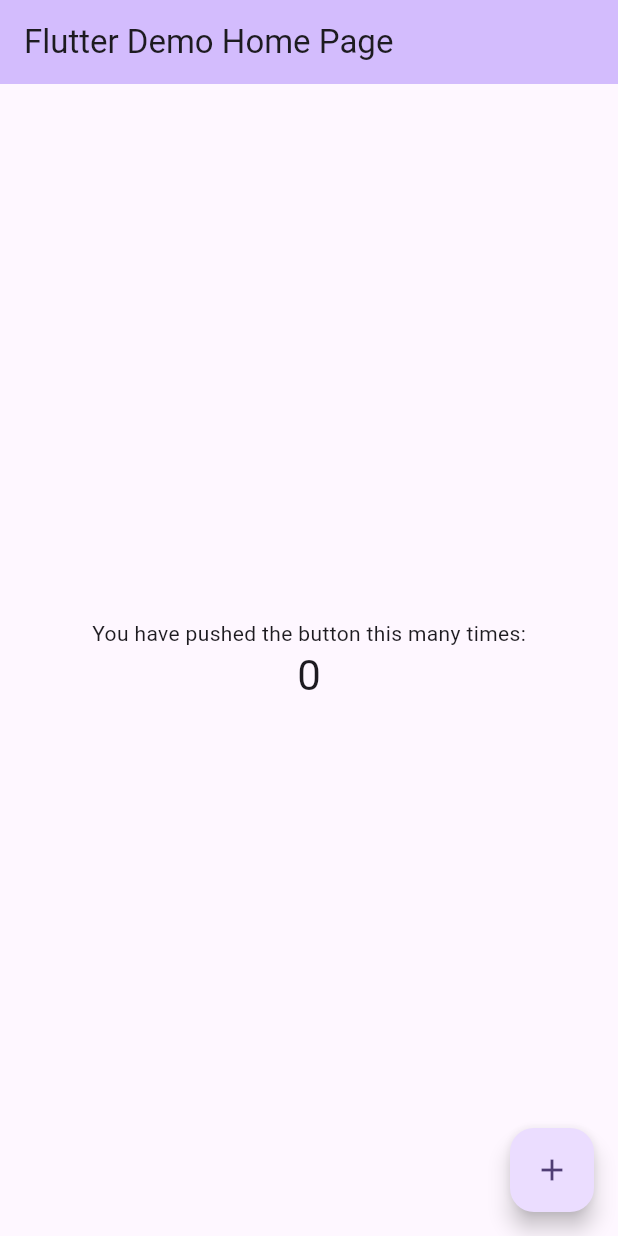
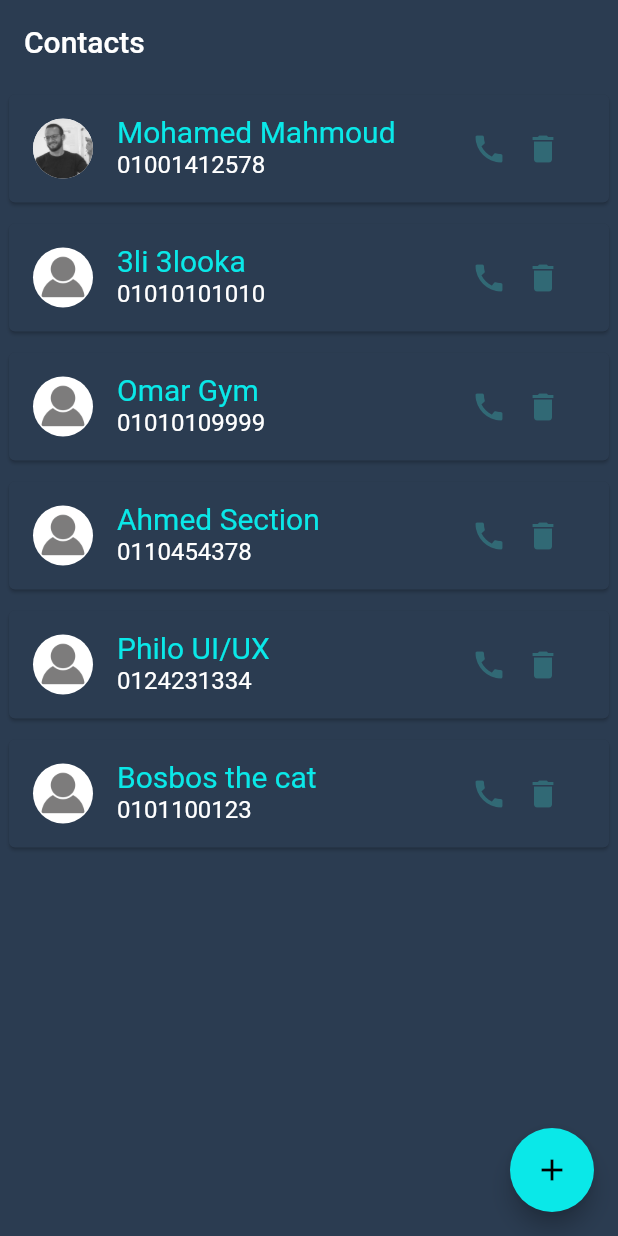
Before and after one commit to mohamedmahmoud95/flutter_course_session4, a Flutter app: the screen it shows after launch, on a phone screen of 412 x 824 dp. Run offline on Flutter 3.47's test engine with Material 2 defaults, Android fonts, the phone set to English and light mode, and no system bars.

Commit message:
added contacts_list example

```diff
--- a/lib/main.dart
+++ b/lib/main.dart
@@ -1,4 +1,5 @@
 import 'package:flutter/material.dart';
+import 'package:flutter_session4/screens/contact_list_screen.dart';
 
 void main() {
   runApp(const MyApp());
@@ -7,119 +8,11 @@ void main() {
 class MyApp extends StatelessWidget {
   const MyApp({super.key});
 
-  // This widget is the root of your application.
   @override
   Widget build(BuildContext context) {
     return MaterialApp(
-      title: 'Flutter Demo',
-      theme: ThemeData(
-        // This is the theme of your application.
-        //
-        // TRY THIS: Try running your application with "flutter run". You'll see
-        // the application has a blue toolbar. Then, without quitting the app,
-        // try changing the seedColor in the colorScheme below to Colors.green
-        // and then invoke "hot reload" (save your changes or press the "hot
-        // reload" button in a Flutter-supported IDE, or press "r" if you used
-        // the command line to start the app).
-        //
-        // Notice that the counter didn't reset back to zero; the application
-        // state is not lost during the reload. To reset the state, use hot
-        // restart instead.
-        //
-        // This works for code too, not just values: Most code changes can be
-        // tested with just a hot reload.
-        colorScheme: ColorScheme.fromSeed(seedColor: Colors.deepPurple),
-        useMaterial3: true,
-      ),
-      home: const MyHomePage(title: 'Flutter Demo Home Page'),
+      debugShowCheckedModeBanner: false,
+      home: ContactListScreen(),
     );
   }
 }
-
-class MyHomePage extends StatefulWidget {
-  const MyHomePage({super.key, required this.title});
-
-  // This widget is the home page of your application. It is stateful, meaning
-  // that it has a State object (defined below) that contains fields that affect
-  // how it looks.
-
-  // This class is the configuration for the state. It holds the values (in this
-  // case the title) provided by the parent (in this case the App widget) and
-  // used by the build method of the State. Fields in a Widget subclass are
-  // always marked "final".
-
-  final String title;
-
-  @override
-  State<MyHomePage> createState() => _MyHomePageState();
-}
-
-class _MyHomePageState extends State<MyHomePage> {
-  int _counter = 0;
-
-  void _incrementCounter() {
-    setState(() {
-      // This call to setState tells the Flutter framework that something has
-      // changed in this State, which causes it to rerun the build method below
-      // so that the display can reflect the updated values. If we changed
-      // _counter without calling setState(), then the build method would not be
-      // called again, and so nothing would appear to happen.
-      _counter++;
-    });
-  }
-
-  @override
-  Widget build(BuildContext context) {
-    // This method is rerun every time setState is called, for instance as done
-    // by the _incrementCounter method above.
-    //
-    // The Flutter framework has been optimized to make rerunning build methods
-    // fast, so that you can just rebuild anything that needs updating rather
-    // than having to individually change instances of widgets.
-    return Scaffold(
-      appBar: AppBar(
-        // TRY THIS: Try changing the color here to a specific color (to
-        // Colors.amber, perhaps?) and trigger a hot reload to see the AppBar
-        // change color while the other colors stay the same.
-        backgroundColor: Theme.of(context).colorScheme.inversePrimary,
-        // Here we take the value from the MyHomePage object that was created by
-        // the App.build method, and use it to set our appbar title.
-        title: Text(widget.title),
-      ),
-      body: Center(
-        // Center is a layout widget. It takes a single child and positions it
-        // in the middle of the parent.
-        child: Column(
-          // Column is also a layout widget. It takes a list of children and
-          // arranges them vertically. By default, it sizes itself to fit its
-          // children horizontally, and tries to be as tall as its parent.
-          //
-          // Column has various properties to control how it sizes itself and
-          // how it positions its children. Here we use mainAxisAlignment to
-          // center the children vertically; the main axis here is the vertical
-          // axis because Columns are vertical (the cross axis would be
-          // horizontal).
-          //
-          // TRY THIS: Invoke "debug painting" (choose the "Toggle Debug Paint"
-          // action in the IDE, or press "p" in the console), to see the
-          // wireframe for each widget.
-          mainAxisAlignment: MainAxisAlignment.center,
-          children: <Widget>[
-            const Text(
-              'You have pushed the button this many times:',
-            ),
-            Text(
-              '$_counter',
-              style: Theme.of(context).textTheme.headlineMedium,
-            ),
-          ],
-        ),
-      ),
-      floatingActionButton: FloatingActionButton(
-        onPressed: _incrementCounter,
-        tooltip: 'Increment',
-        child: const Icon(Icons.add),
-      ), // This trailing comma makes auto-formatting nicer for build methods.
-    );
-  }
-}
--- a/lib/model/contact.dart
+++ b/lib/model/contact.dart
@@ -2,16 +2,20 @@ class Contact {
   String name;
   String phoneNumber;
   String? imageUrl;
+  String? about;
   Contact({
     required this.name,
     required this.phoneNumber,
     this.imageUrl,
+    this.about
 });
 }
 
-Contact contact1 = Contact(name: "Mohamed Mahmoud", phoneNumber: "01001412578", imageUrl: "assets/mohamed_mahmoud.jpg");
+Contact contact1 = Contact(name: "Mohamed Mahmoud", phoneNumber: "01001412578", imageUrl: "assets/mohamed_mahmoud.jpg", about: "The awesome gut who's perfectly perfect");
 Contact contact2 = Contact(name: "3li 3looka", phoneNumber: "01010101010");
 Contact contact3 = Contact(name: "Omar Gym", phoneNumber: "01010109999",);
 Contact contact4 = Contact(name: "Ahmed Section", phoneNumber: "0110454378",);
 Contact contact5 = Contact(name: "Philo UI/UX", phoneNumber: "0124231334", );
 Contact contact6 = Contact(name: "Bosbos the cat", phoneNumber: "0101100123", );
+
+List<Contact> contacts = [contact1,contact2,contact3,contact4,contact5,contact6];
--- a/lib/reusable widget/contact_card.dart
+++ b/lib/reusable widget/contact_card.dart
@@ -1,7 +1,11 @@
 import 'package:flutter/material.dart';
 
+import '../model/contact.dart';
+
 class ContactCard extends StatefulWidget {
-  const ContactCard({Key? key}) : super(key: key);
+  final Contact contact;
+  final VoidCallback onChange;
+  const ContactCard({Key? key, required this.contact, required this.onChange}) : super(key: key);
 
   @override
   State<ContactCard> createState() => _ContactCardState();
@@ -10,8 +14,47 @@ class ContactCard extends StatefulWidget {
 class _ContactCardState extends State<ContactCard> {
   @override
   Widget build(BuildContext context) {
-    return Card(
-      color: Colors.grey.shade50,
+    return Padding(
+      padding: const EdgeInsets.symmetric(horizontal: 2,vertical: 3),
+      child: Card(
+        color:  Color.fromARGB(255, 43,60,81,),
+
+        child: ListTile(
+          leading: CircleAvatar(
+            radius: 20,
+            backgroundColor: Colors.white,
+            foregroundImage: AssetImage("${widget.contact.imageUrl ?? 'assets/profile_image.png'}"),
+          ),
+
+          title: Text(widget.contact.name,
+          style: TextStyle(
+            color: Color.fromARGB(255,10,232,232),
+            fontSize: 20,
+
+          ),),
+          subtitle: Text(widget.contact.phoneNumber,
+            style: TextStyle(
+              color: Colors.white,
+                  fontSize: 16,
+        ),),
+          trailing: SizedBox(
+            width: 80,
+            child: Row(
+              mainAxisAlignment: MainAxisAlignment.center,
+              children: [
+                Icon(Icons.call, color: Color.fromARGB(255, 49,105,117)),
+                IconButton(icon: Icon(Icons.delete, color: Color.fromARGB(255, 49,105,117),), onPressed: (){
+                  setState(() {
+                    contacts.remove(widget.contact);
+                  });
+                  widget.onChange();
+                },),
+              ],
+            ),
+          ),
+
+        ),
+      ),
     );
   }
 }
--- a/lib/screens/contact_list_screen.dart
+++ b/lib/screens/contact_list_screen.dart
@@ -0,0 +1,45 @@
+
+
+import 'package:flutter/material.dart';
+import 'package:flutter_session4/reusable%20widget/contact_card.dart';
+
+import '../model/contact.dart';
+
+class ContactListScreen extends StatefulWidget {
+  const ContactListScreen({Key? key}) : super(key: key);
+
+  @override
+  State<ContactListScreen> createState() => _ContactListScreenState();
+}
+
+class _ContactListScreenState extends State<ContactListScreen> {
+  @override
+  Widget build(BuildContext context) {
+    return Scaffold(
+      backgroundColor: Color.fromARGB(255, 43,60,81,),
+      appBar: AppBar(
+        backgroundColor: Color.fromARGB(255, 43,60,81,),
+        elevation: 0,
+        title: Text("Contacts"),
+      ),
+
+      body: SingleChildScrollView(
+        child: Column(
+          children: [
+            ...contacts.map((contact) => ContactCard(contact: contact, onChange: (){setState(() {
+
+            });},)).toList(),
+          ],
+        ),
+      ),
+
+
+      floatingActionButton: FloatingActionButton(
+        backgroundColor:  Color.fromARGB(255,10,232,232),
+        child: Icon(Icons.add, color: Colors.black,),
+        onPressed: (){},
+
+      ),
+    );
+  }
+}
--- a/pubspec.yaml
+++ b/pubspec.yaml
@@ -88,3 +88,5 @@ flutter:
   #
   # For details regarding fonts from package dependencies,
   # see https://flutter.dev/custom-fonts/#from-packages
+  assets:
+    - assets/
```
